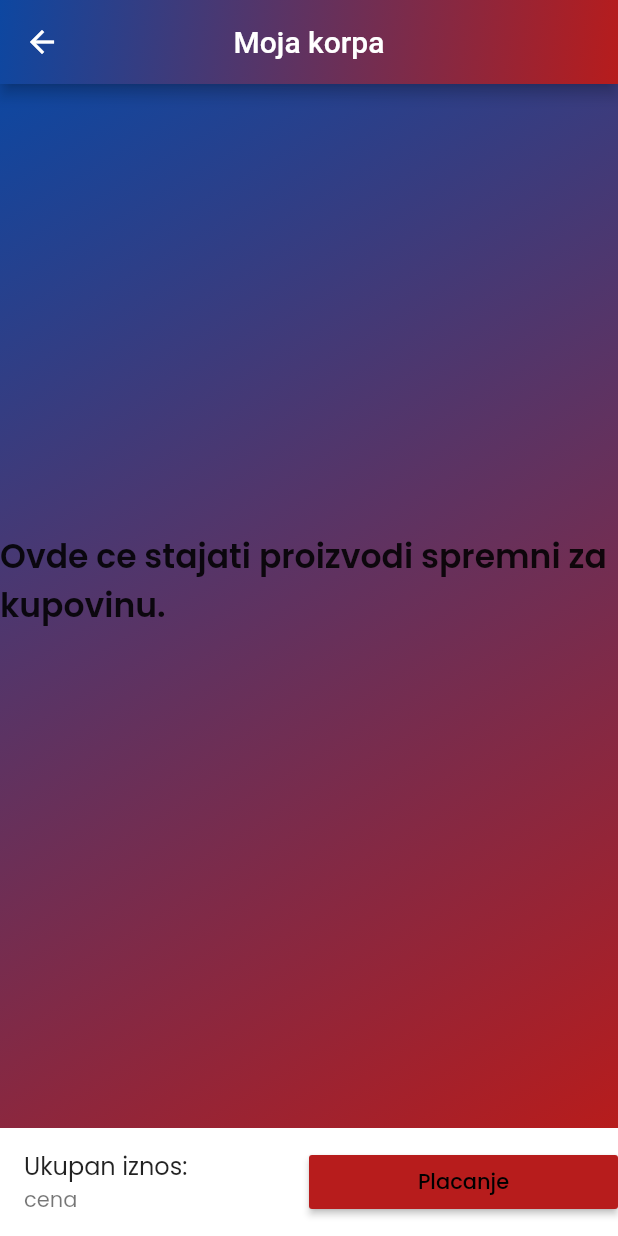
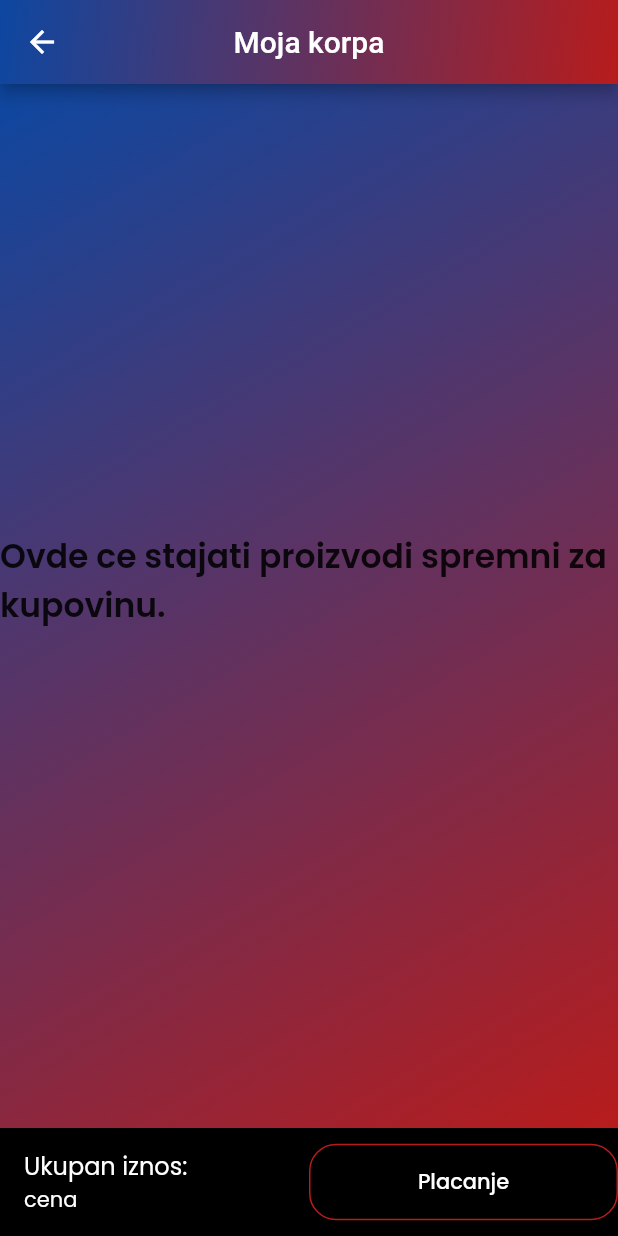
Before and after one commit to matf-pp/2021_Online_prodavnica, a Flutter app: the KorpaPage screen opened directly, on a phone screen of 412 x 824 dp. Run offline on Flutter 3.47's test engine with Material 2 defaults, Android fonts, the phone set to English and light mode, and no system bars; our stand-ins replace firebase_core, flutter_spinkit, google_fonts; accounts and stored records are empty.

Commit message:
Update korpa_page.dart

```diff
--- a/party_monster/lib/screens/korpa_page.dart
+++ b/party_monster/lib/screens/korpa_page.dart
@@ -22,22 +22,36 @@ class _KorpaPageState extends State<KorpaPage> {
         ),
       ),
       bottomNavigationBar: new Container(
-          color: Colors.white,
+          color: Colors.black,
           child: Row(
             children: <Widget>[
               Expanded(
                   child: ListTile(
-                title: new Text("Ukupan iznos:"),
-                subtitle: new Text("cena"),
+                title: new Text(
+                  "Ukupan iznos:",
+                  style: TextStyle(color: Colors.white),
+                ),
+                subtitle: new Text(
+                  "cena",
+                  style: TextStyle(color: Colors.white),
+                ),
               )),
               Expanded(
-                child: new MaterialButton(
+                child: new TextButton(
                   onPressed: () {},
+                  style: ButtonStyle(
+                      padding: MaterialStateProperty.all<EdgeInsets>(
+                          EdgeInsets.all(15)),
+                      foregroundColor:
+                          MaterialStateProperty.all<Color>(Colors.red),
+                      shape: MaterialStateProperty.all<RoundedRectangleBorder>(
+                          RoundedRectangleBorder(
+                              borderRadius: BorderRadius.circular(18.0),
+                              side: BorderSide(color: Colors.red.shade900)))),
                   child: new Text(
                     "Placanje",
-                    style: TextStyle(color: Colors.black),
+                    style: TextStyle(color: Colors.white),
                   ),
-                  color: Colors.red.shade900,
                 ),
               )
             ],
```
